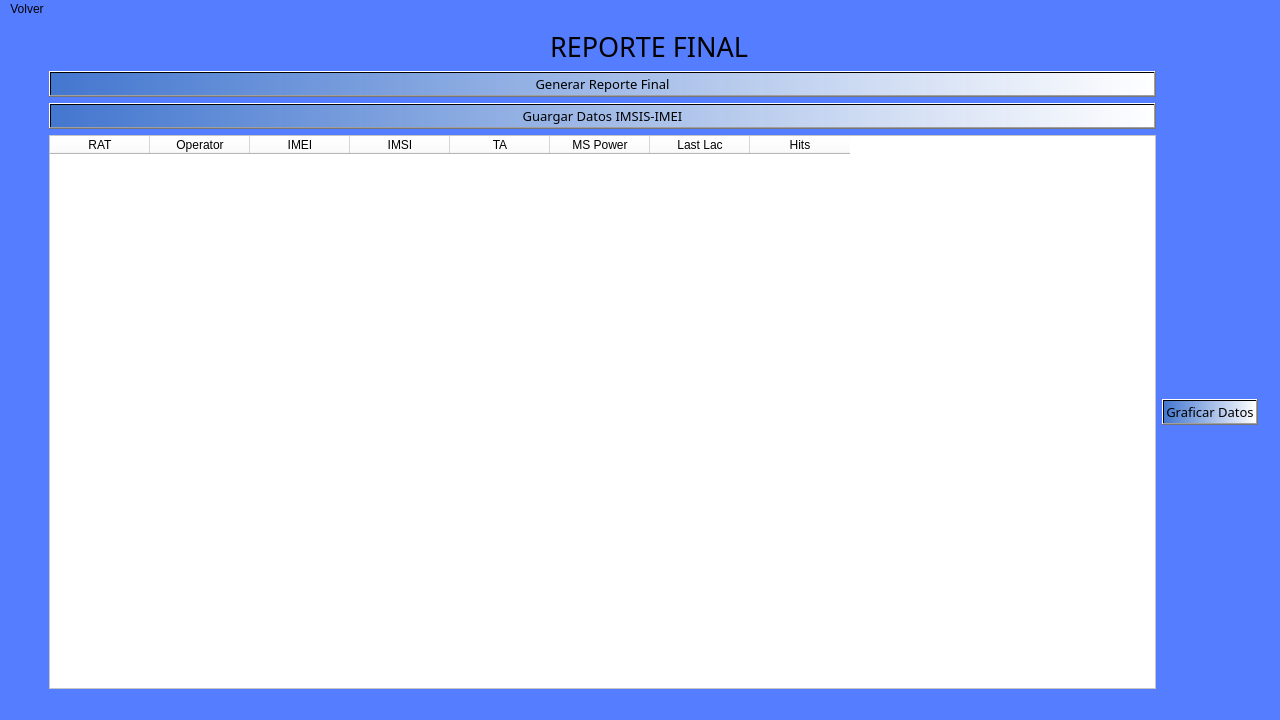
Old version of the form Interfaz/UI/VistaAnalisisDatos.ui in the repository Dumaru/ExcelReports.
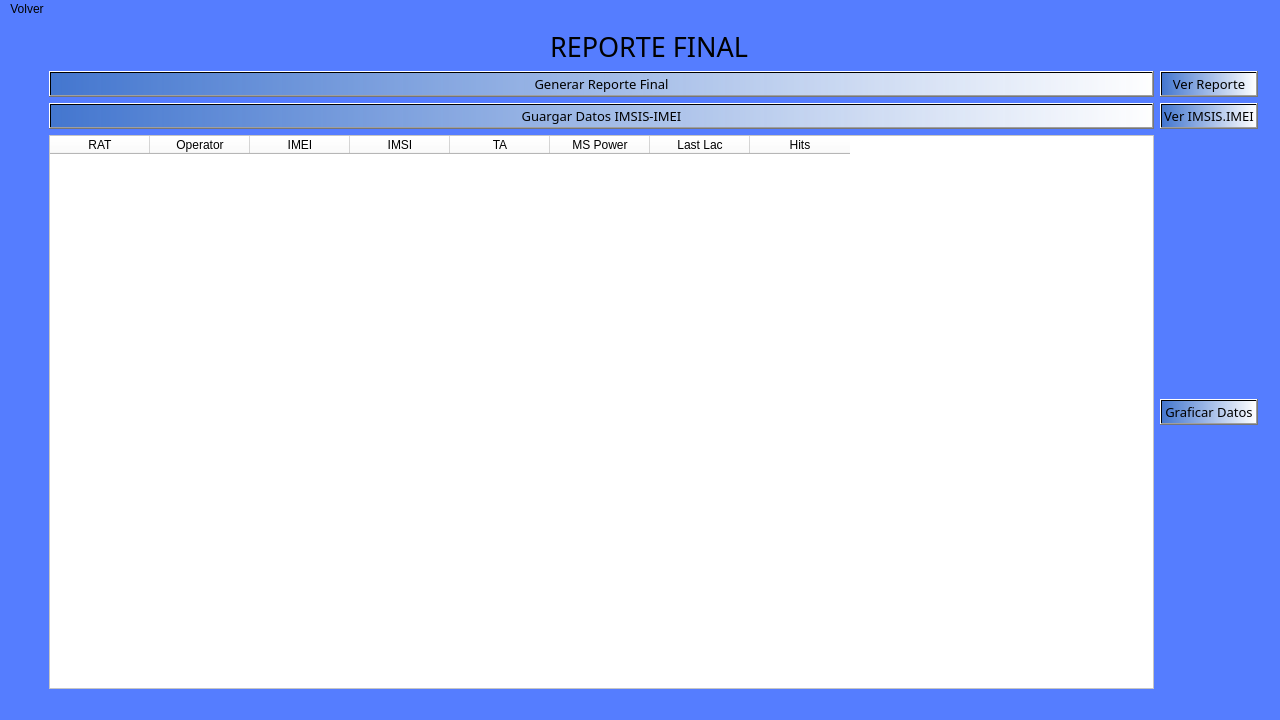
New version of the form. Icons and pictures are not drawn.

What changed in the file:
```diff
--- a/Interfaz/UI/VistaAnalisisDatos.ui
+++ b/Interfaz/UI/VistaAnalisisDatos.ui
@@ -171,6 +171,50 @@
           </property>
          </widget>
         </item>
+        <item row="1" column="1">
+         <widget class="QPushButton" name="pushButton">
+          <property name="font">
+           <font>
+            <family>Corbel</family>
+            <pointsize>10</pointsize>
+           </font>
+          </property>
+          <property name="styleSheet">
+           <string notr="true">background-color: qlineargradient(spread:pad, x1:0, y1:0, x2:1, y2:0, stop:0 rgba(63, 117, 194, 200), stop:1 rgba(255, 255, 255, 255));
+
+</string>
+          </property>
+          <property name="text">
+           <string>Ver Reporte</string>
+          </property>
+          <property name="icon">
+           <iconset>
+            <normaloff>icons8-hand-box-256.png</normaloff>icons8-hand-box-256.png</iconset>
+          </property>
+         </widget>
+        </item>
+        <item row="2" column="1">
+         <widget class="QPushButton" name="pushButton_2">
+          <property name="font">
+           <font>
+            <family>Corbel</family>
+            <pointsize>10</pointsize>
+           </font>
+          </property>
+          <property name="styleSheet">
+           <string notr="true">background-color: qlineargradient(spread:pad, x1:0, y1:0, x2:1, y2:0, stop:0 rgba(63, 117, 194, 200), stop:1 rgba(255, 255, 255, 255));
+
+</string>
+          </property>
+          <property name="text">
+           <string>Ver IMSIS.IMEI</string>
+          </property>
+          <property name="icon">
+           <iconset>
+            <normaloff>icons8-hand-box-256.png</normaloff>icons8-hand-box-256.png</iconset>
+          </property>
+         </widget>
+        </item>
        </layout>
       </item>
       <item row="0" column="2">
```
